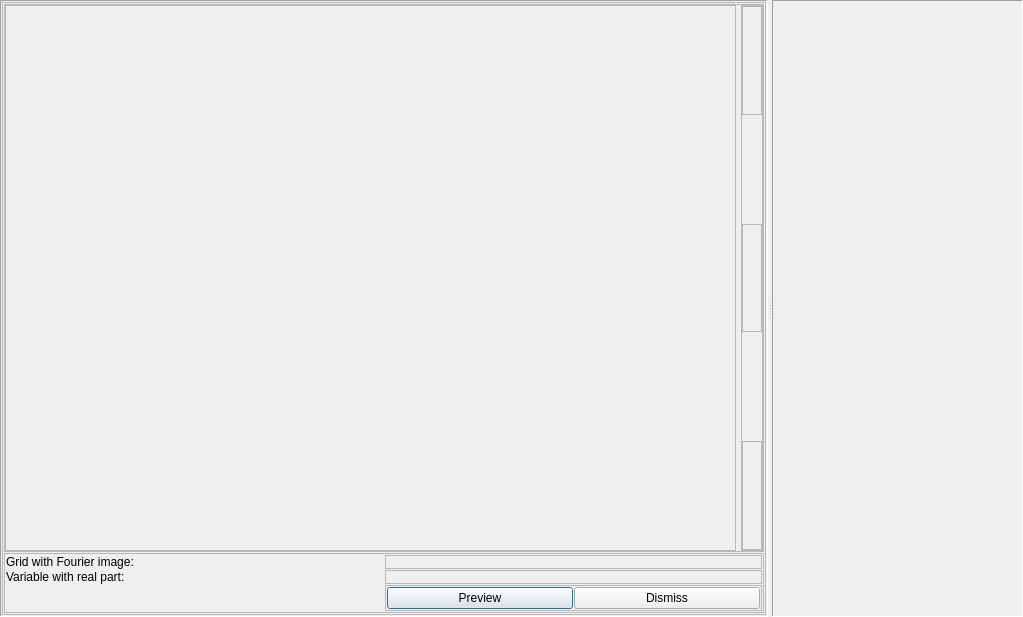
The window that imagejockey/imagejockeydialog.ui (PauloCarvalhoRJ/gammaray) describes before a commit, drawn with Qt 5.
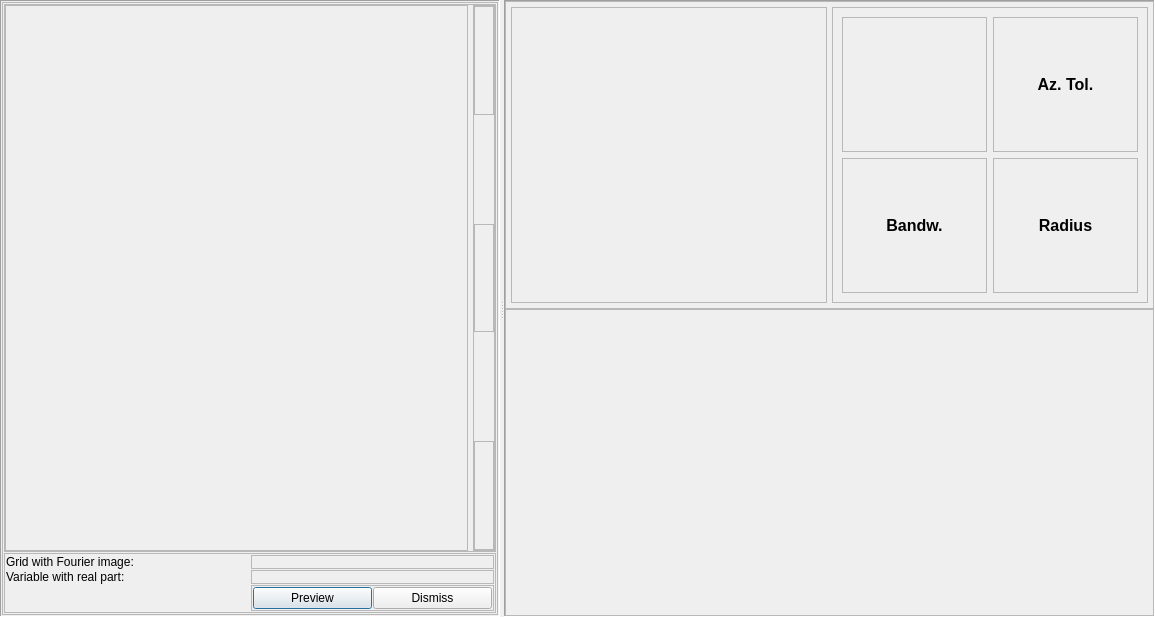
The same window after the commit.

Commit message: Image Jockey: added 1D spectrogram az./bandwidth controls.

The edit to the form file:
```diff
--- a/imagejockey/imagejockeydialog.ui
+++ b/imagejockey/imagejockeydialog.ui
@@ -6,7 +6,7 @@
    <rect>
     <x>0</x>
     <y>0</y>
-    <width>1023</width>
+    <width>1155</width>
     <height>617</height>
    </rect>
   </property>
@@ -35,6 +35,12 @@
       <enum>Qt::Horizontal</enum>
      </property>
      <widget class="QFrame" name="frmLeft">
+      <property name="maximumSize">
+       <size>
+        <width>500</width>
+        <height>16777215</height>
+       </size>
+      </property>
       <property name="frameShape">
        <enum>QFrame::Panel</enum>
       </property>
@@ -467,6 +473,179 @@
       <property name="frameShadow">
        <enum>QFrame::Sunken</enum>
       </property>
+      <layout class="QVBoxLayout" name="verticalLayout_8">
+       <property name="spacing">
+        <number>0</number>
+       </property>
+       <property name="leftMargin">
+        <number>0</number>
+       </property>
+       <property name="topMargin">
+        <number>0</number>
+       </property>
+       <property name="rightMargin">
+        <number>0</number>
+       </property>
+       <property name="bottomMargin">
+        <number>0</number>
+       </property>
+       <item>
+        <widget class="QFrame" name="frmRightUpper">
+         <property name="frameShape">
+          <enum>QFrame::StyledPanel</enum>
+         </property>
+         <property name="frameShadow">
+          <enum>QFrame::Raised</enum>
+         </property>
+         <layout class="QHBoxLayout" name="horizontalLayout_6">
+          <property name="spacing">
+           <number>5</number>
+          </property>
+          <property name="leftMargin">
+           <number>5</number>
+          </property>
+          <property name="topMargin">
+           <number>5</number>
+          </property>
+          <property name="rightMargin">
+           <number>5</number>
+          </property>
+          <property name="bottomMargin">
+           <number>5</number>
+          </property>
+          <item>
+           <widget class="QFrame" name="frm1DSpectrogram">
+            <property name="frameShape">
+             <enum>QFrame::StyledPanel</enum>
+            </property>
+            <property name="frameShadow">
+             <enum>QFrame::Raised</enum>
+            </property>
+            <layout class="QVBoxLayout" name="verticalLayout_9"/>
+           </widget>
+          </item>
+          <item>
+           <widget class="QFrame" name="frmDirControls">
+            <property name="frameShape">
+             <enum>QFrame::StyledPanel</enum>
+            </property>
+            <property name="frameShadow">
+             <enum>QFrame::Raised</enum>
+            </property>
+            <layout class="QGridLayout" name="gridLayout_2">
+             <item row="1" column="1">
+              <widget class="QFrame" name="frmAzimuthTolControl">
+               <property name="frameShape">
+                <enum>QFrame::StyledPanel</enum>
+               </property>
+               <property name="frameShadow">
+                <enum>QFrame::Raised</enum>
+               </property>
+               <layout class="QVBoxLayout" name="verticalLayout_11">
+                <item>
+                 <widget class="QLabel" name="label_3">
+                  <property name="sizePolicy">
+                   <sizepolicy hsizetype="Preferred" vsizetype="Minimum">
+                    <horstretch>0</horstretch>
+                    <verstretch>0</verstretch>
+                   </sizepolicy>
+                  </property>
+                  <property name="text">
+                   <string>&lt;html&gt;&lt;head/&gt;&lt;body&gt;&lt;p&gt;&lt;span style=&quot; font-size:12pt; font-weight:600;&quot;&gt;Az. Tol.&lt;/span&gt;&lt;/p&gt;&lt;/body&gt;&lt;/html&gt;</string>
+                  </property>
+                  <property name="alignment">
+                   <set>Qt::AlignCenter</set>
+                  </property>
+                 </widget>
+                </item>
+               </layout>
+              </widget>
+             </item>
+             <item row="2" column="0">
+              <widget class="QFrame" name="frmBandwidthControl">
+               <property name="frameShape">
+                <enum>QFrame::StyledPanel</enum>
+               </property>
+               <property name="frameShadow">
+                <enum>QFrame::Raised</enum>
+               </property>
+               <layout class="QVBoxLayout" name="verticalLayout_12">
+                <item>
+                 <widget class="QLabel" name="label_4">
+                  <property name="sizePolicy">
+                   <sizepolicy hsizetype="Preferred" vsizetype="Minimum">
+                    <horstretch>0</horstretch>
+                    <verstretch>0</verstretch>
+                   </sizepolicy>
+                  </property>
+                  <property name="text">
+                   <string>&lt;html&gt;&lt;head/&gt;&lt;body&gt;&lt;p&gt;&lt;span style=&quot; font-size:12pt; font-weight:600;&quot;&gt;Bandw.&lt;/span&gt;&lt;/p&gt;&lt;/body&gt;&lt;/html&gt;</string>
+                  </property>
+                  <property name="alignment">
+                   <set>Qt::AlignCenter</set>
+                  </property>
+                 </widget>
+                </item>
+               </layout>
+              </widget>
+             </item>
+             <item row="2" column="1">
+              <widget class="QFrame" name="frmRadiusControl">
+               <property name="frameShape">
+                <enum>QFrame::StyledPanel</enum>
+               </property>
+               <property name="frameShadow">
+                <enum>QFrame::Raised</enum>
+               </property>
+               <layout class="QVBoxLayout" name="verticalLayout_13">
+                <item>
+                 <widget class="QLabel" name="label_5">
+                  <property name="sizePolicy">
+                   <sizepolicy hsizetype="Preferred" vsizetype="Minimum">
+                    <horstretch>0</horstretch>
+                    <verstretch>0</verstretch>
+                   </sizepolicy>
+                  </property>
+                  <property name="text">
+                   <string>&lt;html&gt;&lt;head/&gt;&lt;body&gt;&lt;p&gt;&lt;span style=&quot; font-size:12pt; font-weight:600;&quot;&gt;Radius&lt;/span&gt;&lt;/p&gt;&lt;/body&gt;&lt;/html&gt;</string>
+                  </property>
+                  <property name="alignment">
+                   <set>Qt::AlignCenter</set>
+                  </property>
+                 </widget>
+                </item>
+               </layout>
+              </widget>
+             </item>
+             <item row="1" column="0">
+              <widget class="QFrame" name="frmAzimuthControl">
+               <property name="frameShape">
+                <enum>QFrame::StyledPanel</enum>
+               </property>
+               <property name="frameShadow">
+                <enum>QFrame::Raised</enum>
+               </property>
+               <layout class="QVBoxLayout" name="verticalLayout_10"/>
+              </widget>
+             </item>
+            </layout>
+           </widget>
+          </item>
+         </layout>
+        </widget>
+       </item>
+       <item>
+        <widget class="QFrame" name="frmEqualizer">
+         <property name="frameShape">
+          <enum>QFrame::StyledPanel</enum>
+         </property>
+         <property name="frameShadow">
+          <enum>QFrame::Raised</enum>
+         </property>
+         <layout class="QHBoxLayout" name="horizontalLayout_7"/>
+        </widget>
+       </item>
+      </layout>
      </widget>
     </widget>
    </item>
```
The commit also changes 9 other files.
